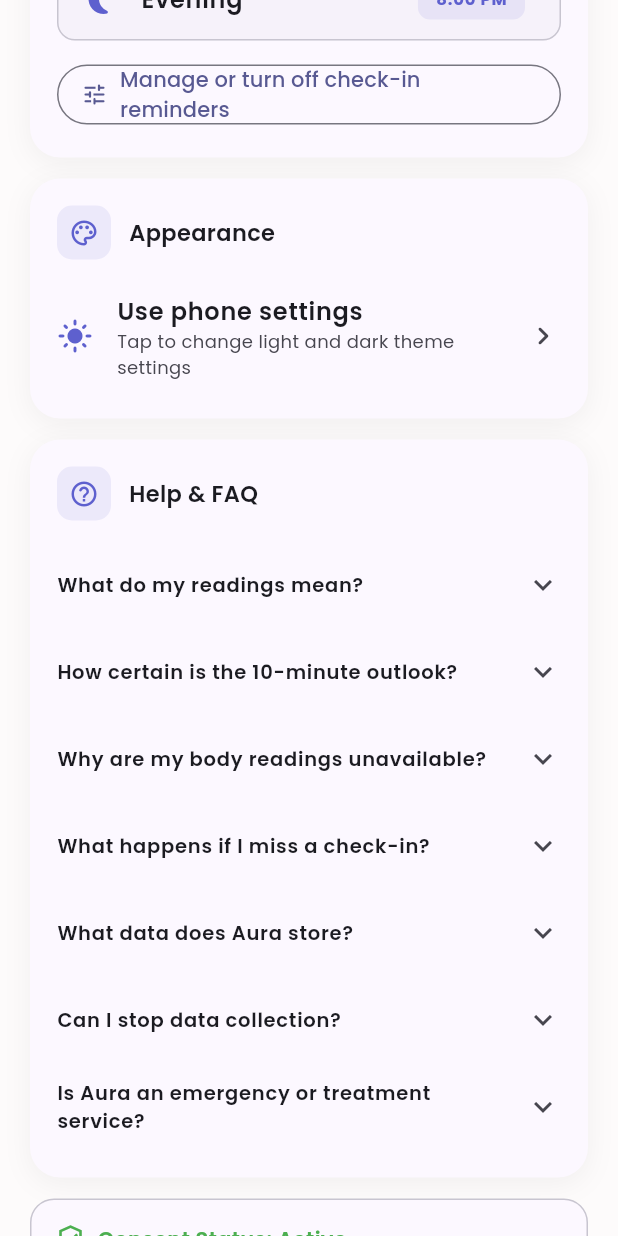
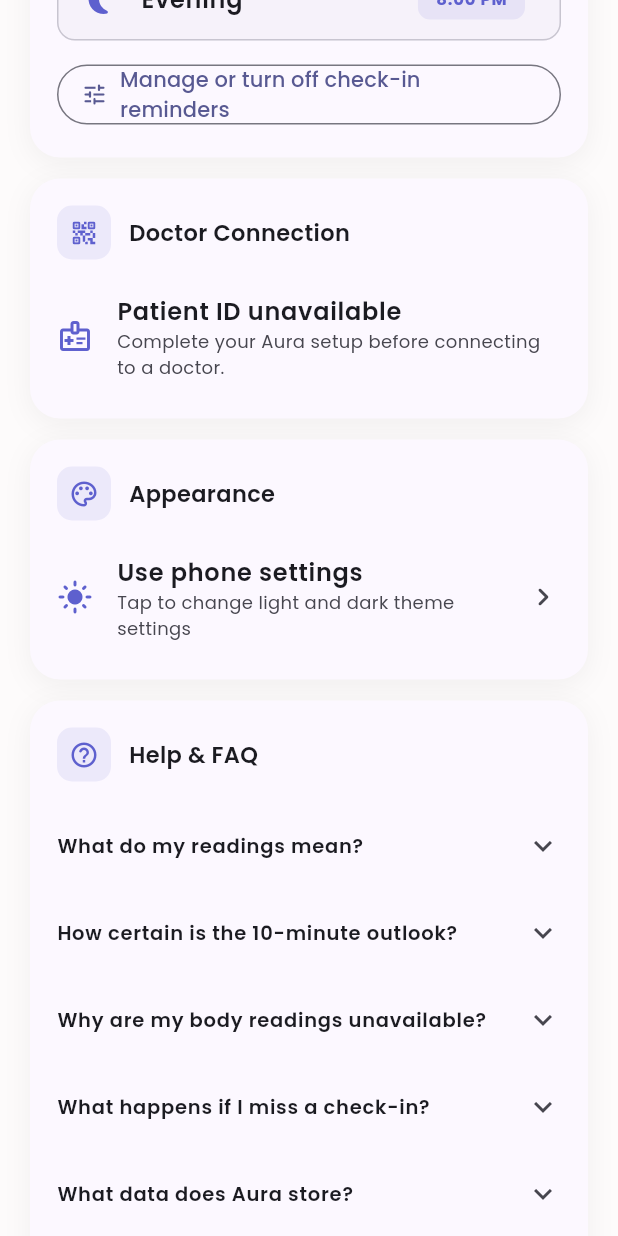
Before and after one commit to DewduSendanayake/anxiety_mobile_app, a Flutter app: the ProfilePage screen opened directly, scrolled down 1152 dp, on a phone screen of 412 x 824 dp. Run offline on Flutter 3.47's test engine with Material 3 defaults, Android fonts, the phone set to English and light mode, and no system bars; our stand-ins replace battery_plus, connectivity_plus, fl_chart, flutter_blue_plus, flutter_local_notifications, geolocator and 7 more; missing offline and left inert: app_settings, call_log, flutter_background_service, flutter_sms_inbox, screen_state, usage_stats; accounts and stored records are empty.

Commit message:
Add patient ID QR for clinician linking (#46)
* Add patient ID QR screen

* Add QR rendering dependency

* Expose patient ID QR from profile

* Fix nullable patient ID handoff

```diff
--- a/lib/profile_page.dart
+++ b/lib/profile_page.dart
@@ -9,6 +9,7 @@ import 'package:image_picker/image_picker.dart';
 import 'background_service_helper.dart';
 import 'theme/app_theme.dart';
 import 'pages/data_rights_page.dart';
+import 'pages/share_participant_id_page.dart';
 import 'pages/baseline_calibration_page.dart';
 import 'pages/appearance_settings_page.dart';
 import 'services/background/service_config.dart';
@@ -28,6 +29,7 @@ class ProfilePage extends StatefulWidget {
 class _ProfilePageState extends State<ProfilePage> {
   bool _isEditing = false;
   String _displayName = '';
+  String? _participantId;
   String? _profileImagePath;
   final ImagePicker _picker = ImagePicker();
   final TextEditingController _displayNameController = TextEditingController();
@@ -43,6 +45,9 @@ class _ProfilePageState extends State<ProfilePage> {
   Future<void> _loadProfile() async {
     final prefs = await SharedPreferences.getInstance();
     final displayName = prefs.getString('display_name') ?? '';
+    final participantId = prefs.getString(
+      ParticipantIdentityService.participantIdKey,
+    );
     final savedProfileImagePath = prefs.getString('profile_image_path');
     final validProfileImagePath =
         savedProfileImagePath != null &&
@@ -61,6 +66,7 @@ class _ProfilePageState extends State<ProfilePage> {
       }
       setState(() {
         _displayName = displayName;
+        _participantId = participantId;
         _displayNameController.text = displayName;
         _ageController.text = data['age'] ?? '';
         _gender = data['gender'];
@@ -91,6 +97,7 @@ class _ProfilePageState extends State<ProfilePage> {
     } else {
       setState(() {
         _displayName = displayName;
+        _participantId = participantId;
         _displayNameController.text = displayName;
         _profileImagePath = validProfileImagePath;
       });
@@ -565,6 +572,8 @@ class _ProfilePageState extends State<ProfilePage> {
                     ),
                   ]),
                   const SizedBox(height: 14),
+                  _buildDoctorConnectionCard(),
+                  const SizedBox(height: 14),
                   _buildAppearanceCard(),
                   const SizedBox(height: 14),
                   _buildFaqSection(),
@@ -656,6 +665,50 @@ class _ProfilePageState extends State<ProfilePage> {
           ),
         ],
       ),
+    );
+  }
+
+  Widget _buildDoctorConnectionCard() {
+    final participantId = _participantId;
+    final canShare =
+        participantId != null &&
+        ParticipantIdentityService.isParticipantId(participantId);
+
+    return _infoCard(
+      'Doctor Connection',
+      Icons.qr_code_2_rounded,
+      [
+        ListTile(
+          contentPadding: EdgeInsets.zero,
+          leading: const Icon(
+            Icons.medical_information_outlined,
+            color: AppTheme.kPrimaryDeep,
+          ),
+          title: Text(
+            canShare ? 'Show my Patient ID QR' : 'Patient ID unavailable',
+            style: GoogleFonts.poppins(fontWeight: FontWeight.w600),
+          ),
+          subtitle: Text(
+            canShare
+                ? 'Let your doctor scan this while you are together.'
+                : 'Complete your Aura setup before connecting to a doctor.',
+            style: GoogleFonts.poppins(fontSize: 12),
+          ),
+          trailing: canShare
+              ? const Icon(Icons.chevron_right_rounded)
+              : null,
+          onTap: canShare
+              ? () => Navigator.push(
+                    context,
+                    MaterialPageRoute(
+                      builder: (_) => ShareParticipantIdPage(
+                        participantId: participantId!,
+                      ),
+                    ),
+                  )
+              : null,
+        ),
+      ],
     );
   }
 
--- a/pubspec.yaml
+++ b/pubspec.yaml
@@ -18,6 +18,7 @@ dependencies:
   # Networking / backend
   http: ^1.2.0
   supabase_flutter: ^2.16.0
+  qr_flutter: ^4.1.0
 
   # Data Storage
   shared_preferences: ^2.2.0
```
Also changed, not shown: lib/pages/share_participant_id_page.dart (added, +115 -0 lines).
